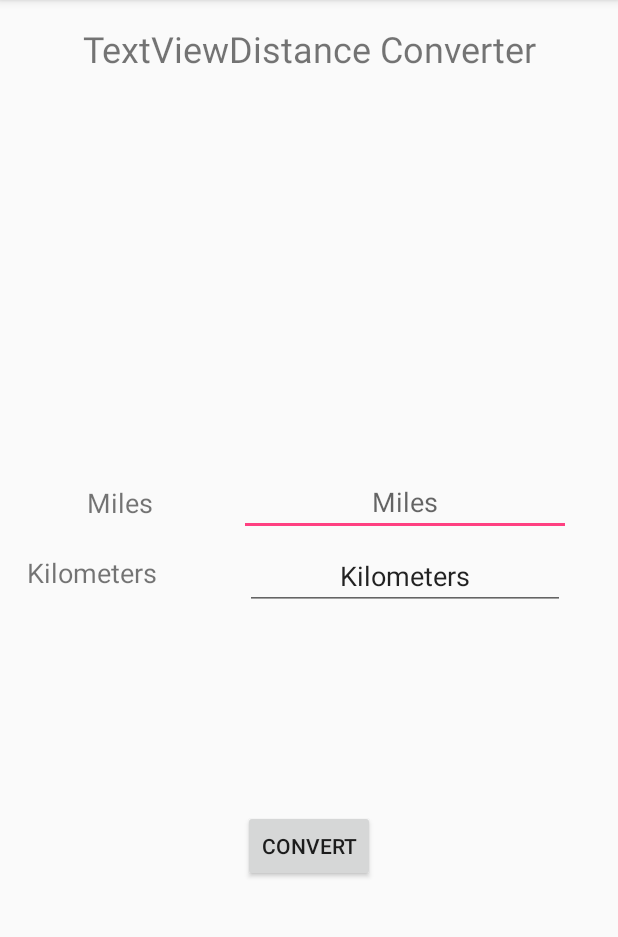
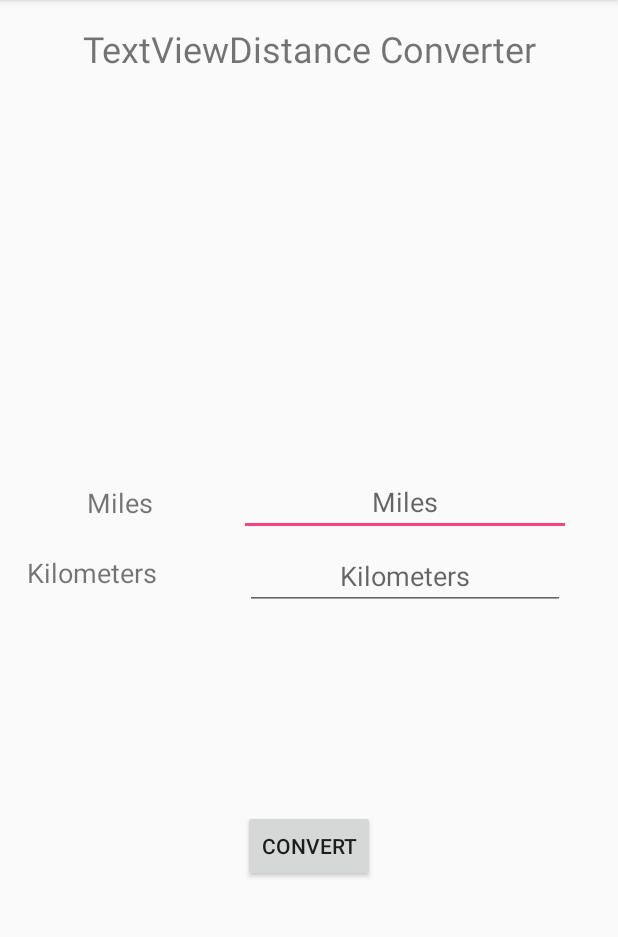
Before and after one commit to kodexyz/AndroidKotlin, an Android app: the screen it shows after launch (MainActivity), on a phone screen of 412 x 824 dp, the part 84-1021 px from its top. Run offline under Robolectric (Android 15) with nearby library versions, the phone set to English and light mode, and no system bars.

Commit message:
Fixed kilometers :-)

```diff
--- a/app/src/main/res/layout/activity_main.xml
+++ b/app/src/main/res/layout/activity_main.xml
@@ -64,16 +64,14 @@
         android:layout_marginBottom="8dp"
         android:layout_marginStart="128dp"
         android:layout_marginTop="8dp"
-        android:contentDescription="@string/kilometers"
         android:ems="10"
+        android:hint="@string/kilometers"
         android:inputType="number"
-        android:text="@string/kilometers"
         android:textAlignment="center"
         app:layout_constraintBottom_toBottomOf="parent"
         app:layout_constraintEnd_toEndOf="parent"
         app:layout_constraintStart_toStartOf="parent"
-        app:layout_constraintTop_toTopOf="parent"
-        tools:text="@string/kilometers" />
+        app:layout_constraintTop_toTopOf="parent" />
 
     <Button
         android:id="@+id/button"
```
Also changed, not shown: 1 other file.
